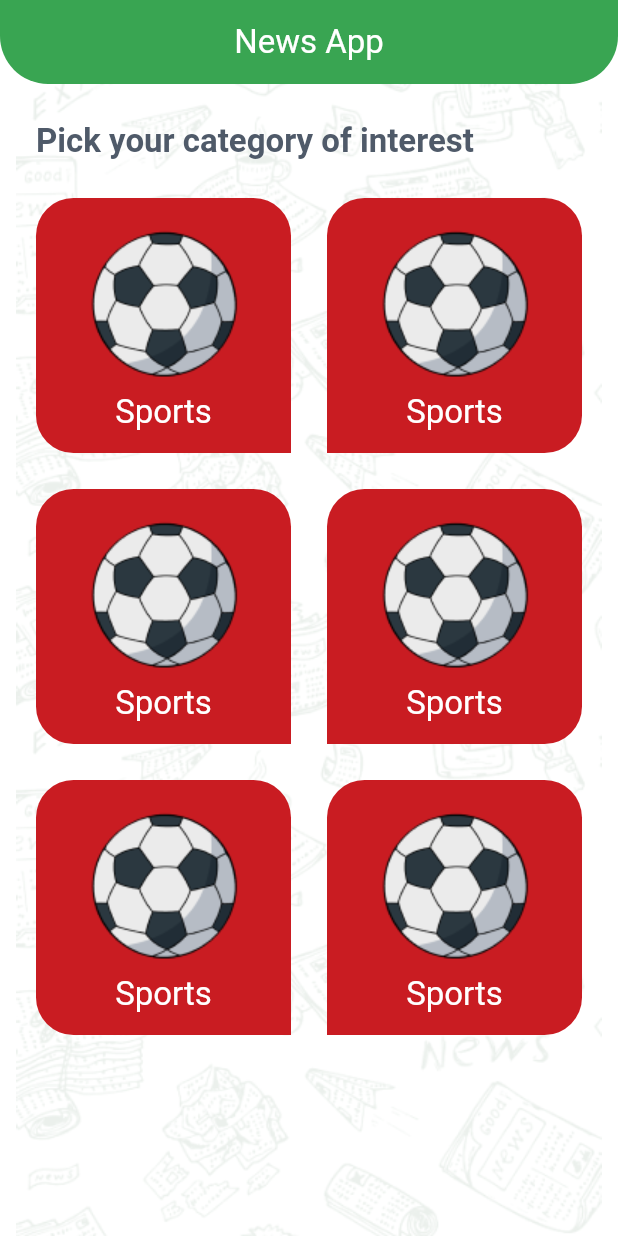
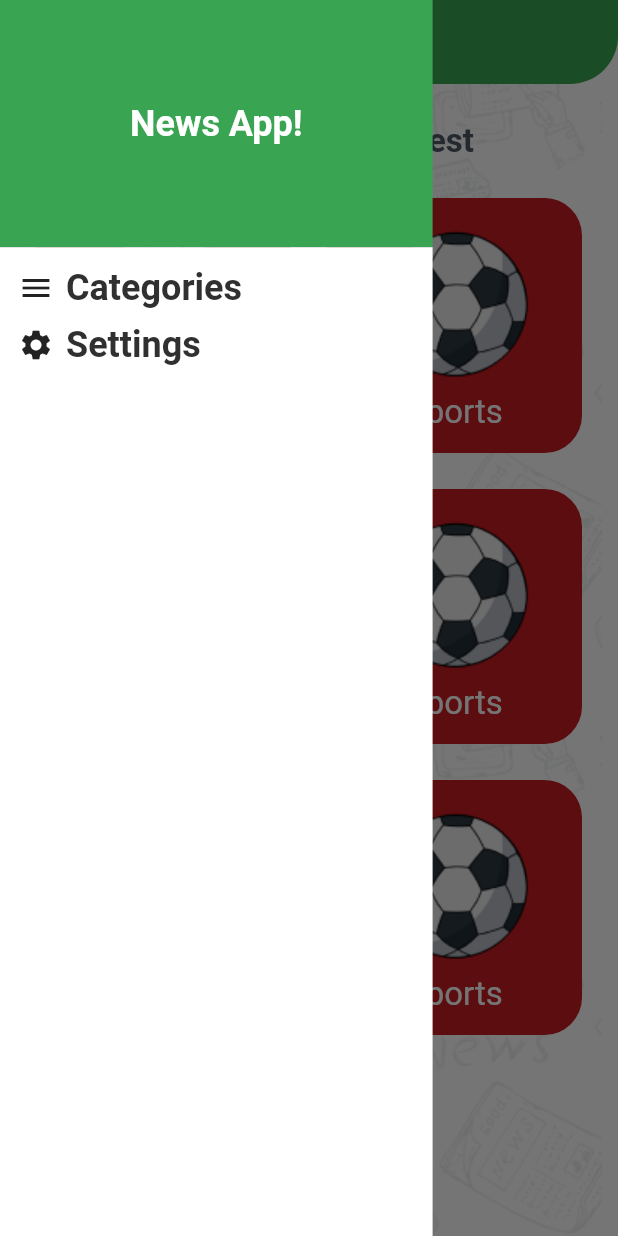
Before and after one commit to farah569/news, a Flutter app: the screen it shows after launch, with the side drawer open (before the commit the screen has no drawer), on a phone screen of 412 x 824 dp. Run offline on Flutter 3.47's test engine with Material 3 defaults, Android fonts, the phone set to English and light mode, and no system bars.

Commit message:
Implementing home views switching

```diff
--- a/lib/categories/categories_grid.dart
+++ b/lib/categories/categories_grid.dart
@@ -4,7 +4,12 @@ import 'package:news/categories/category_item.dart';
 import 'package:news/models/category_model.dart';
 
 class CategoriesGrid extends StatelessWidget {
-  const CategoriesGrid({super.key});
+   CategoriesGrid({
+    super.key,
+    required this.onCategorySelected,
+  });
+
+  void Function(CategoryModel) onCategorySelected;
 
   @override
   Widget build(BuildContext context) {
@@ -38,10 +43,18 @@ class CategoriesGrid extends StatelessWidget {
                   mainAxisSpacing: 24,
                   crossAxisSpacing: 24,
                   ),
-                 itemBuilder:(_, index)=>CategoryItem(
-                  category: categories[index],
-                  index: index,
-                 ),
+                 itemBuilder:(_, index){
+                  CategoryModel category =categories[index];
+                  return GestureDetector(
+                  onTap: () {
+                    onCategorySelected(category);
+                  },
+                   child: CategoryItem(
+                    category: category,
+                    index: index,
+                   ),
+                 );
+                 },
                  itemCount: categories.length,
                  ),
             )
--- /dev/null
+++ b/lib/categories/category_details.dart
@@ -0,0 +1,16 @@
+import 'package:flutter/material.dart';
+
+class CategoryDetails extends StatelessWidget {
+  CategoryDetails(this.categoryId);
+
+  String categoryId;
+
+  @override
+  Widget build(BuildContext context) {
+    return Center(
+      child: Text(
+        'Category Details ',
+      ),
+    );
+  }
+}
--- /dev/null
+++ b/lib/drawer/home_drawer.dart
@@ -0,0 +1,79 @@
+import 'package:flutter/material.dart';
+import 'package:news/app_theme.dart';
+
+class HomeDrawer extends StatelessWidget {
+   HomeDrawer({
+    required this.onItemSelected,
+  });
+
+  void Function(DrawerItem) onItemSelected;
+
+  @override
+  Widget build(BuildContext context) {
+    TextStyle? titleLargeStyle=
+    Theme.of(context).textTheme.titleLarge?.copyWith(fontSize: 24);
+    Size screenSize = MediaQuery.sizeOf(context);
+    return SizedBox(
+      width: screenSize.width * 0.7,
+      child: Column(
+        children: [
+          Container(
+            height:screenSize.height * 0.2 ,
+            width: double.infinity,
+            color: AppTheme.primary,
+            alignment: Alignment.center,
+            child: Text(
+              'News App!',
+              style: titleLargeStyle,
+            ),
+          ),
+          Expanded(
+            child: Container(
+              padding: EdgeInsetsDirectional.only(
+                top: 12,
+                start: 12,
+              ),
+              color: AppTheme.white,
+              child: Column(
+                children: [
+                  GestureDetector(
+                    onTap: () => onItemSelected(DrawerItem.categories),
+                    child: Row(
+                      children: [
+                        Icon(Icons.menu),
+                        SizedBox(width: 8),
+                        Text(
+                          'Categories',
+                          style: titleLargeStyle?.copyWith(color: AppTheme.black)
+                          ),
+                      ],
+                    ),
+                  ),
+                  SizedBox(height: 8),
+                  GestureDetector(
+                    onTap: () => onItemSelected(DrawerItem.settings),
+                    child: Row(
+                      children: [
+                        Icon(Icons.settings),
+                        SizedBox(width: 8),
+                        Text(
+                          'Settings',
+                          style: titleLargeStyle?.copyWith(color: AppTheme.black)
+                          ),
+                      ],
+                    ),
+                  ),
+                ],
+              ),
+            ),
+          ),
+        ],
+      ),
+    );
+  }
+}
+
+enum DrawerItem{
+  categories,
+  settings,
+}
--- a/lib/home_screen.dart
+++ b/lib/home_screen.dart
@@ -1,10 +1,21 @@
 import 'package:flutter/material.dart';
 import 'package:news/app_theme.dart';
 import 'package:news/categories/categories_grid.dart';
+import 'package:news/categories/category_details.dart';
+import 'package:news/drawer/home_drawer.dart';
+import 'package:news/models/category_model.dart';
+import 'package:news/settings/settings_tab.dart';
 
-class HomeScreen extends StatelessWidget {
+class HomeScreen extends StatefulWidget {
   static const String routeName = '/home ';
 
+  @override
+  State<HomeScreen> createState() => _HomeScreenState();
+}
+
+class _HomeScreenState extends State<HomeScreen> {
+  DrawerItem SelectedDrawerItem = DrawerItem.categories;
+  CategoryModel? selectedCategory;
   @override
   Widget build(BuildContext context) {
     return Container(
@@ -18,8 +29,31 @@ class HomeScreen extends StatelessWidget {
         appBar: AppBar(
           title: Text('News App'),
         ),
-        body: CategoriesGrid(),
+        drawer: HomeDrawer(
+          onItemSelected: onDrawerItemSelected,
+        ),
+        body: selectedCategory!=null
+        ? CategoryDetails(selectedCategory!.id)
+        :
+        SelectedDrawerItem==DrawerItem.categories
+        ? CategoriesGrid(onCategorySelected: onCategorySelected)
+        :SettingsTab(),
       ),
       );
   }
+
+  void onDrawerItemSelected(DrawerItem item){
+    SelectedDrawerItem= item;
+    selectedCategory=null;
+    setState(() {});
+    Navigator.of(context).pop();
+  }
+
+  void onCategorySelected (CategoryModel Category){
+    selectedCategory = Category;
+    setState(() {
+
+    });
+
+  }
 }
--- /dev/null
+++ b/lib/settings/settings_tab.dart
@@ -0,0 +1,12 @@
+import 'package:flutter/material.dart';
+
+class SettingsTab extends StatelessWidget {
+
+
+  @override
+  Widget build(BuildContext context) {
+    return Center(
+      child: Text('Settings'),
+    );
+  }
+}
```
